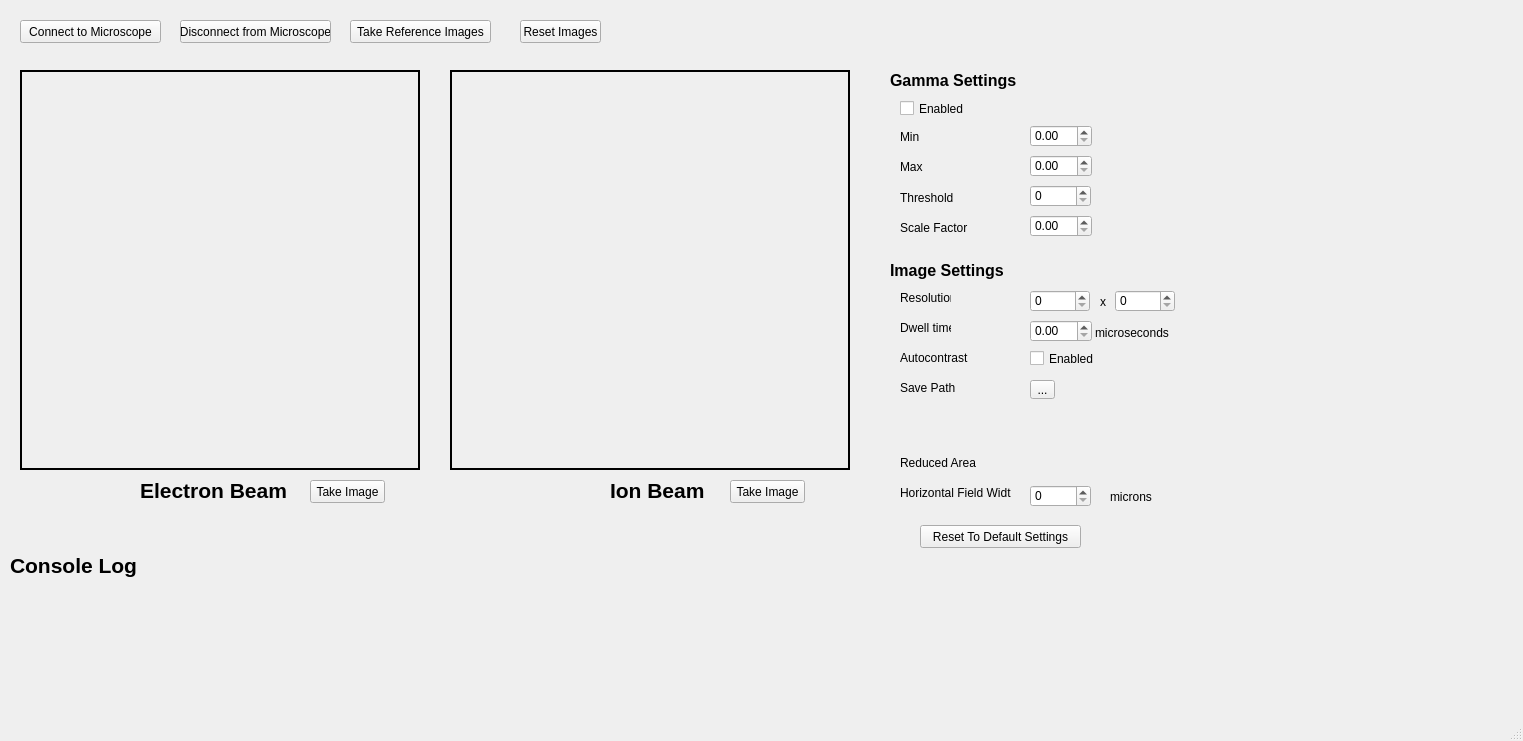
This is fibsem/ui/qtdesigner_files/connect.ui in DeMarcoLab/fibsem as Qt 5 draws it before an edit. The edited form follows.
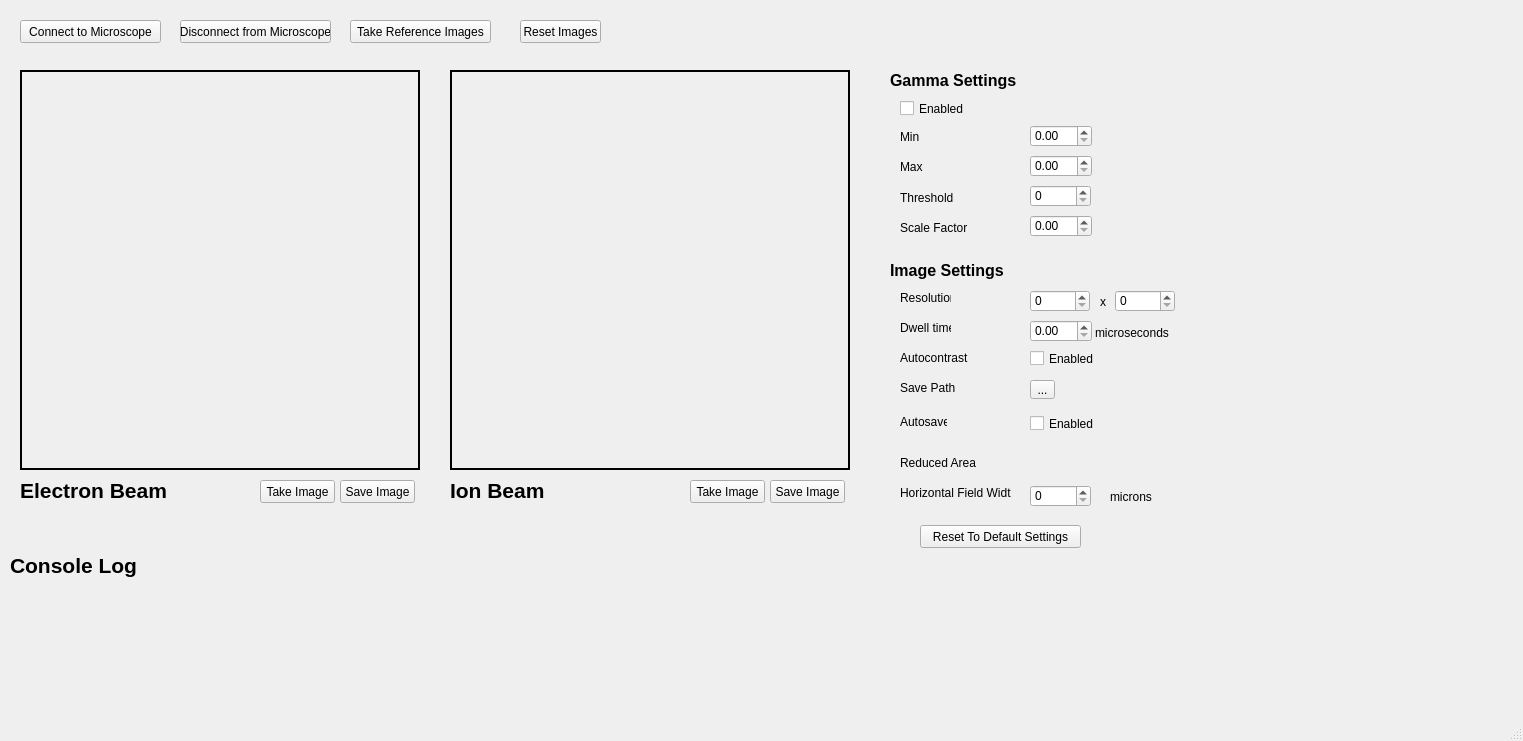
This is the edited form.

Commit message: UI Image Saving features Implemented

What changed in the file:
```diff
--- a/fibsem/ui/qtdesigner_files/connect.ui
+++ b/fibsem/ui/qtdesigner_files/connect.ui
@@ -13,6 +13,12 @@
   <property name="windowTitle">
    <string>MainWindow</string>
   </property>
+  <property name="autoFillBackground">
+   <bool>true</bool>
+  </property>
+  <property name="styleSheet">
+   <string notr="true">background-color rgb(255, 255, 255)</string>
+  </property>
   <widget class="QWidget" name="centralwidget">
    <widget class="QPushButton" name="ConnectButton">
     <property name="geometry">
@@ -101,7 +107,7 @@
    <widget class="QLabel" name="label">
     <property name="geometry">
      <rect>
-      <x>140</x>
+      <x>20</x>
       <y>480</y>
       <width>161</width>
       <height>21</height>
@@ -121,7 +127,7 @@
    <widget class="QLabel" name="label_2">
     <property name="geometry">
      <rect>
-      <x>610</x>
+      <x>450</x>
       <y>480</y>
       <width>141</width>
       <height>21</height>
@@ -370,7 +376,7 @@
    <widget class="QPushButton" name="EB_Click">
     <property name="geometry">
      <rect>
-      <x>310</x>
+      <x>260</x>
       <y>480</y>
       <width>75</width>
       <height>23</height>
@@ -383,7 +389,7 @@
    <widget class="QPushButton" name="IB_click">
     <property name="geometry">
      <rect>
-      <x>730</x>
+      <x>690</x>
       <y>480</y>
       <width>75</width>
       <height>23</height>
@@ -602,6 +608,58 @@
      <string/>
     </property>
    </widget>
+   <widget class="QPushButton" name="EB_Save">
+    <property name="geometry">
+     <rect>
+      <x>340</x>
+      <y>480</y>
+      <width>75</width>
+      <height>23</height>
+     </rect>
+    </property>
+    <property name="text">
+     <string>Save Image</string>
+    </property>
+   </widget>
+   <widget class="QPushButton" name="IB_Save">
+    <property name="geometry">
+     <rect>
+      <x>770</x>
+      <y>480</y>
+      <width>75</width>
+      <height>23</height>
+     </rect>
+    </property>
+    <property name="text">
+     <string>Save Image</string>
+    </property>
+   </widget>
+   <widget class="QCheckBox" name="autosave_enable">
+    <property name="geometry">
+     <rect>
+      <x>1030</x>
+      <y>415</y>
+      <width>70</width>
+      <height>17</height>
+     </rect>
+    </property>
+    <property name="text">
+     <string>Enabled </string>
+    </property>
+   </widget>
+   <widget class="QLabel" name="label_19">
+    <property name="geometry">
+     <rect>
+      <x>900</x>
+      <y>415</y>
+      <width>47</width>
+      <height>13</height>
+     </rect>
+    </property>
+    <property name="text">
+     <string>Autosave</string>
+    </property>
+   </widget>
   </widget>
   <widget class="QMenuBar" name="menubar">
    <property name="geometry">
```
Left out of the diff: 18 changed lines with no effect on the pictures. The commit also changes 2 other files.
